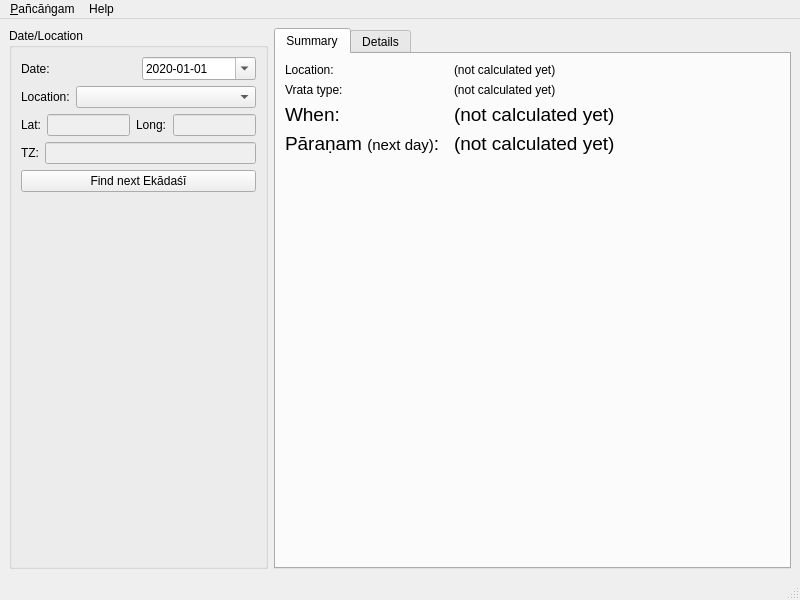
The window that gui-qt/mainwindow.ui (ashutosh108/vaishnavam-panchangam) describes before a commit, drawn with Qt 5.
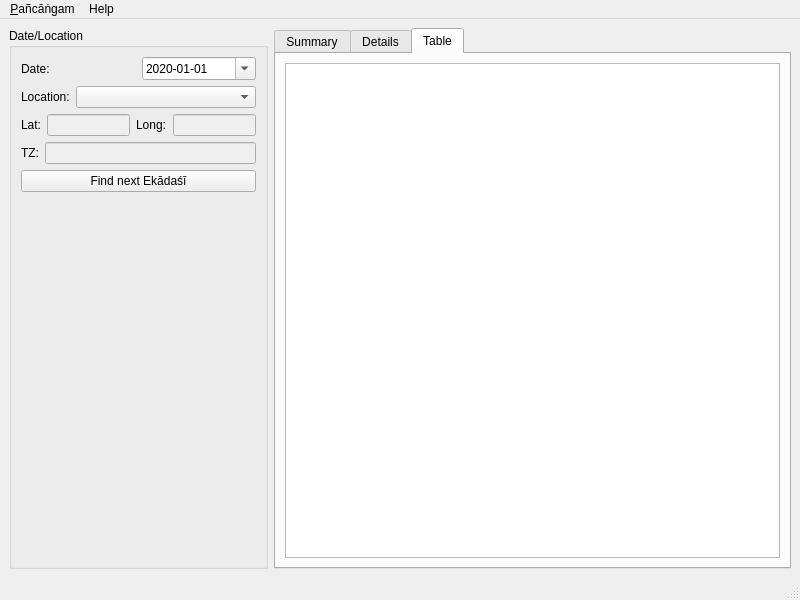
The same window after the commit. The open tabs and pages were chosen to show the change.

Commit message:
table: better format for some paran cases; time_zone cleanup
- start..[end not specified] parans are printed like ">8:05" now (in
local timezone)
- added time_zone() method to Location()
- replace time_zone_name with actual link to the date::time_zone in few
places

Patch:
```diff
--- a/gui-qt/mainwindow.ui
+++ b/gui-qt/mainwindow.ui
@@ -366,6 +366,16 @@
         </item>
        </layout>
       </widget>
+      <widget class="QWidget" name="tab_table">
+       <attribute name="title">
+        <string>Table</string>
+       </attribute>
+       <layout class="QVBoxLayout" name="verticalLayoutTabTable">
+        <item>
+         <widget class="QTextBrowser" name="tableTextBrowser"/>
+        </item>
+       </layout>
+      </widget>
      </widget>
     </item>
    </layout>
```
The commit also changes 17 other files.
